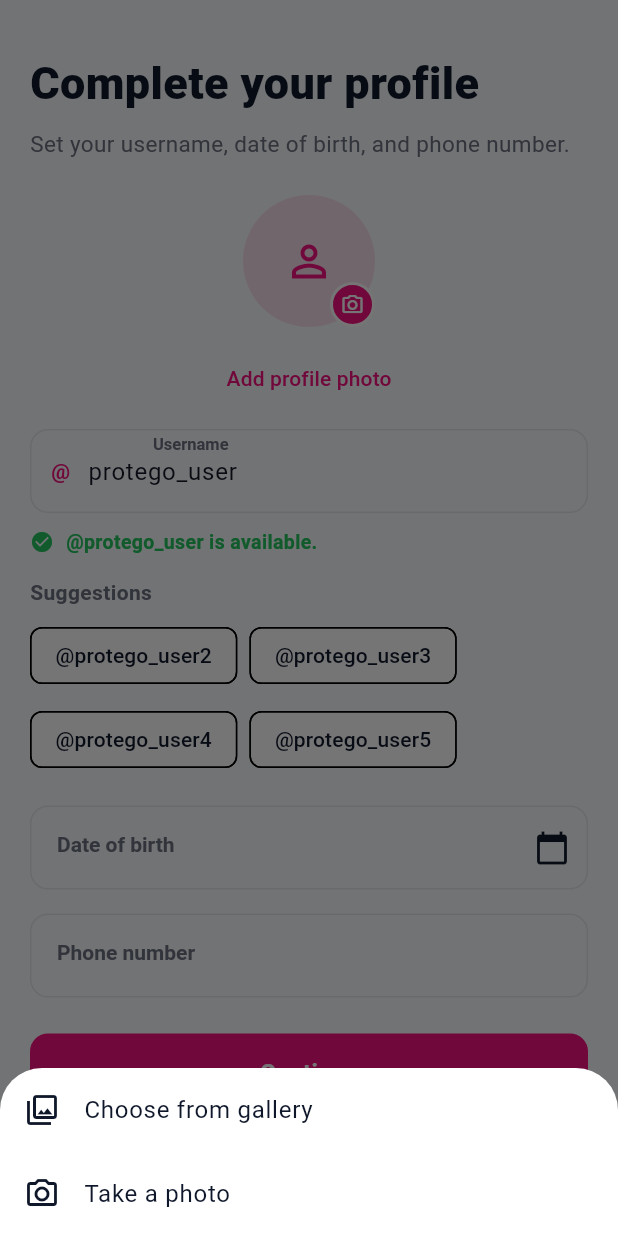
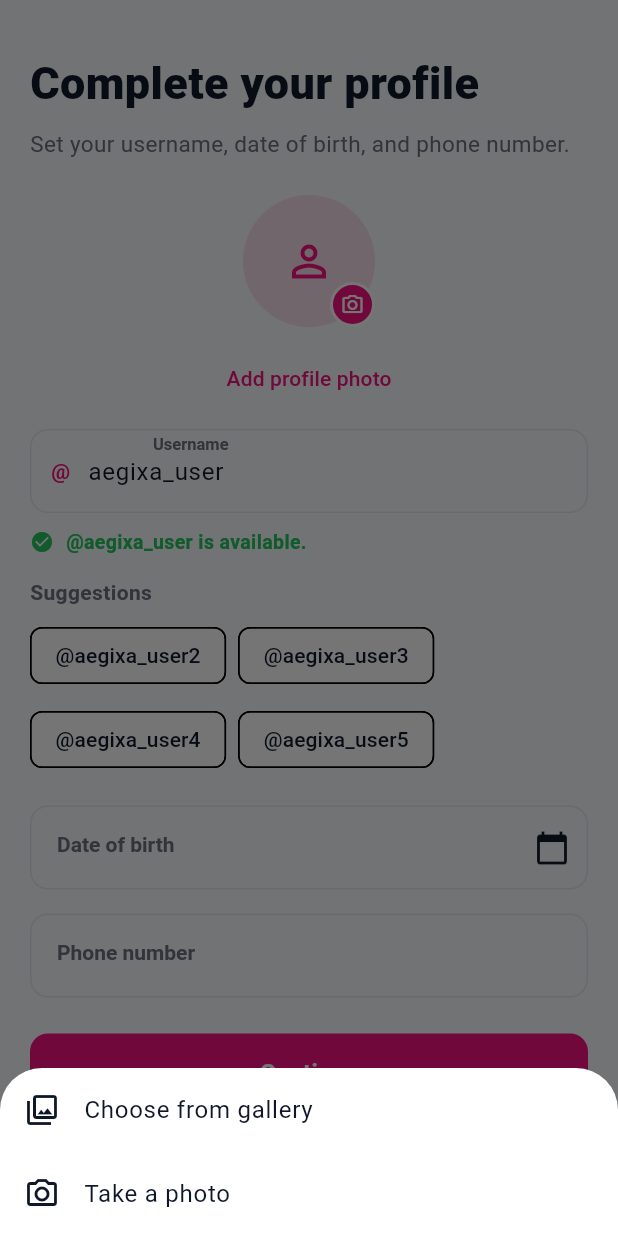
Before and after one commit to shivamkumar15/Protego, a Flutter app: the AuthGate screen opened directly, after a tap on the "camera alt" icon, on a phone screen of 412 x 824 dp. Run offline on Flutter 3.47's test engine with Material 3 defaults, Android fonts, the phone set to English and light mode, and no system bars; our stand-ins replace camera, country_picker, firebase_auth, firebase_core, flutter_map, geolocator and 8 more; missing offline and left inert: record; accounts and stored records are empty; Roboto replaces fonts that are missing (Poppins).

Commit message:
Update Firebase config, UI screens, assets, and refactor package structure

```diff
--- a/lib/main.dart
+++ b/lib/main.dart
@@ -16,17 +16,17 @@ void main() async {
   await Firebase.initializeApp(
     options: DefaultFirebaseOptions.currentPlatform,
   );
-  runApp(const ProtegoApp());
+  runApp(const AegixaApp());
 }
 
-class ProtegoApp extends StatefulWidget {
-  const ProtegoApp({super.key});
+class AegixaApp extends StatefulWidget {
+  const AegixaApp({super.key});
 
   @override
-  State<ProtegoApp> createState() => _ProtegoAppState();
+  State<AegixaApp> createState() => _AegixaAppState();
 }
 
-class _ProtegoAppState extends State<ProtegoApp> {
+class _AegixaAppState extends State<AegixaApp> {
   static const _themeModePrefsKey = 'theme_mode';
   bool _permissionsReady = false;
   final ValueNotifier<ThemeMode> _themeMode =
@@ -166,7 +166,7 @@ class _ProtegoAppState extends State<ProtegoApp> {
         valueListenable: _themeMode,
         builder: (context, mode, _) {
           return MaterialApp(
-            title: 'Protego',
+            title: 'Aegixa',
             debugShowCheckedModeBanner: false,
             themeMode: mode,
             theme: _buildLightTheme(),
--- a/lib/screens/app_permissions_screen.dart
+++ b/lib/screens/app_permissions_screen.dart
@@ -180,7 +180,7 @@ class _AppPermissionsScreenState extends State<AppPermissionsScreen>
                     ),
                     const SizedBox(height: 10),
                     Text(
-                      'Protego needs location and microphone access from the start so SOS, live tracking, and emergency evidence work instantly.',
+                      'Aegixa needs location and microphone access from the start so SOS, live tracking, and emergency evidence work instantly.',
                       style: TextStyle(
                         fontSize: 15,
                         height: 1.5,
@@ -222,7 +222,7 @@ class _AppPermissionsScreenState extends State<AppPermissionsScreen>
                         ),
                       ),
                       child: Text(
-                        'You only need to do this once after installation. If you deny a permission permanently, Protego will open app settings so you can enable it.',
+                        'You only need to do this once after installation. If you deny a permission permanently, Aegixa will open app settings so you can enable it.',
                         style: TextStyle(
                           color: isDark
                               ? const Color(0xFFA3A3A3)
--- a/lib/screens/emergency_contact_editor_sheet.dart
+++ b/lib/screens/emergency_contact_editor_sheet.dart
@@ -22,7 +22,7 @@ Future<bool> showEmergencyContactEditorSheet(
   var isPrimary = contact?.isPrimary ?? suggestPrimary;
   var isSaving = false;
   var checkingUsername = false;
-  var usernameSuggestions = <ProtegoUserSuggestion>[];
+  var usernameSuggestions = <AegixaUserSuggestion>[];
   String? usernameError;
   Timer? usernameDebounce;
 
@@ -42,7 +42,7 @@ Future<bool> showEmergencyContactEditorSheet(
               setModalState(() {
                 checkingUsername = false;
                 usernameError = null;
-                usernameSuggestions = <ProtegoUserSuggestion>[];
+                usernameSuggestions = <AegixaUserSuggestion>[];
               });
               return;
             }
@@ -68,12 +68,12 @@ Future<bool> showEmergencyContactEditorSheet(
               setModalState(() {
                 checkingUsername = false;
                 usernameError = null;
-                usernameSuggestions = <ProtegoUserSuggestion>[];
+                usernameSuggestions = <AegixaUserSuggestion>[];
               });
             }
           }
 
-          ProtegoUserSuggestion? resolveExactUser(String username) {
+          AegixaUserSuggestion? resolveExactUser(String username) {
             for (final item in usernameSuggestions) {
               if (item.username == username) {
                 return item;
@@ -214,7 +214,7 @@ Future<bool> showEmergencyContactEditorSheet(
                           const SizedBox(height: 18),
                           buildTextField(
                             context: sheetContext,
-                            label: 'Protego username',
+                            label: 'Aegixa username',
                             hint: '',
                             controller: usernameController,
                             onChanged: (value) {
@@ -288,11 +288,11 @@ Future<bool> showEmergencyContactEditorSheet(
                                             phoneController.text =
                                                 item.phoneNumber!.trim();
                                           }
-                                          setModalState(() {
-                                            usernameError = null;
-                                            usernameSuggestions =
-                                                <ProtegoUserSuggestion>[];
-                                          });
+                                            setModalState(() {
+                                              usernameError = null;
+                                              usernameSuggestions =
+                                                  <AegixaUserSuggestion>[];
+                                            });
                                         },
                                       ),
                                     )
@@ -462,7 +462,7 @@ Future<bool> showEmergencyContactEditorSheet(
                                           if (matchedUser == null) {
                                             setModalState(() {
                                               usernameError =
-                                                  'Only existing Protego users can be added.';
+                                                  'Only existing Aegixa users can be added.';
                                             });
                                             return;
                                           }
--- a/lib/screens/home_screen.dart
+++ b/lib/screens/home_screen.dart
@@ -1471,7 +1471,7 @@ class _LiveMapTabState extends State<_LiveMapTab> with WidgetsBindingObserver {
     final uri =
         Uri.https('overpass-api.de', '/api/interpreter', {'data': query});
     final response = await http.get(uri, headers: {
-      'User-Agent': 'Protego/1.0 (safety app)',
+      'User-Agent': 'Aegixa/1.0 (safety app)',
       'Accept': 'application/json',
     });
 
@@ -1629,7 +1629,7 @@ out body;
     final uri =
         Uri.https('overpass-api.de', '/api/interpreter', {'data': query});
     final response = await http.get(uri, headers: {
-      'User-Agent': 'Protego/1.0 (safety app)',
+      'User-Agent': 'Aegixa/1.0 (safety app)',
       'Accept': 'application/json',
     });
 
@@ -2087,7 +2087,7 @@ out body;
       children: [
         TileLayer(
           urlTemplate: 'https://tile.openstreetmap.org/{z}/{x}/{y}.png',
-          userAgentPackageName: 'com.example.protego',
+           userAgentPackageName: 'com.example.aegixa',
           retinaMode: RetinaMode.isHighDensity(context),
           maxNativeZoom: 19,
         ),
@@ -2821,7 +2821,7 @@ class _ProfileTabState extends State<_ProfileTab> {
 
       try {
         final results = await _usernameService.searchUsers(username, limit: 10);
-        ProtegoUserSuggestion? matched;
+         AegixaUserSuggestion? matched;
         for (final item in results) {
           if (item.username == username) {
             matched = item;
@@ -2876,7 +2876,7 @@ class _ProfileTabState extends State<_ProfileTab> {
     if ((user?.email ?? '').trim().isNotEmpty) {
       return user!.email!.split('@').first;
     }
-    return 'Protego User';
+    return 'Aegixa User';
   }
 
   String _profileInitials() {
@@ -3362,7 +3362,7 @@ class _SettingsTab extends StatelessWidget {
               const _SettingsTile(
                 assetIconPath: 'assets/night-mode.png',
                 title: 'Theme mode',
-                subtitle: 'Choose how Protego looks on your device',
+                subtitle: 'Choose how Aegixa looks on your device',
               ),
               const SizedBox(height: 10),
               SizedBox(
--- a/lib/screens/login_screen.dart
+++ b/lib/screens/login_screen.dart
@@ -142,10 +142,8 @@ class _LoginScreenState extends State<LoginScreen> {
                   children: [
                     Center(
                       child: Image.asset(
-                        isDark
-                            ? 'assets/DarkThemeLogo.png'
-                            : 'assets/LightThemeLogo.png',
-                        height: 104,
+                        'assets/Logo.png',
+                        width: 120,
                       ),
                     ),
                     const SizedBox(height: 18),
--- a/lib/screens/signup_screen.dart
+++ b/lib/screens/signup_screen.dart
@@ -184,10 +184,8 @@ class _SignUpScreenState extends State<SignUpScreen> {
                   children: [
                     Center(
                       child: Image.asset(
-                        isDark
-                            ? 'assets/DarkThemeLogo.png'
-                            : 'assets/LightThemeLogo.png',
-                        height: 96,
+                        'assets/Logo.png',
+                        width: 120,
                       ),
                     ),
                     const SizedBox(height: 18),
--- a/lib/screens/username_setup_screen.dart
+++ b/lib/screens/username_setup_screen.dart
@@ -149,7 +149,7 @@ class _UsernameSetupScreenState extends State<UsernameSetupScreen> {
     final email = (widget.user.email ?? '').trim();
     final base = displayName.isNotEmpty
         ? displayName
-        : (email.isNotEmpty ? email.split('@').first : 'protego_user');
+        : (email.isNotEmpty ? email.split('@').first : 'aegixa_user');
     return _service.normalizeForInput(base);
   }
 
--- a/lib/services/sos_recording_service.dart
+++ b/lib/services/sos_recording_service.dart
@@ -79,7 +79,7 @@ class SosRecordingService {
   static final SosRecordingService _instance = SosRecordingService._();
   factory SosRecordingService() => _instance;
 
-  static const _dbName = 'protego_sos.db';
+  static const _dbName = 'aegixa_sos.db';
   static const _table = 'sos_recordings';
   static const _videoTable = 'sos_videos';
 
--- a/lib/services/username_service.dart
+++ b/lib/services/username_service.dart
@@ -3,8 +3,8 @@ import 'dart:io';
 import 'package:firebase_auth/firebase_auth.dart';
 import 'package:supabase_flutter/supabase_flutter.dart' hide User;
 
-class ProtegoUserSuggestion {
-  const ProtegoUserSuggestion({
+class AegixaUserSuggestion {
+  const AegixaUserSuggestion({
     required this.uid,
     required this.username,
     this.displayName,
@@ -19,8 +19,8 @@ class ProtegoUserSuggestion {
   final String? profilePhotoPath;
 }
 
-class ProtegoPublicProfile {
-  const ProtegoPublicProfile({
+class AegixaPublicProfile {
+  const AegixaPublicProfile({
     required this.uid,
     this.username,
     this.displayName,
@@ -216,13 +216,13 @@ class UsernameService {
     );
   }
 
-  Future<List<ProtegoUserSuggestion>> searchUsers(
+  Future<List<AegixaUserSuggestion>> searchUsers(
     String rawQuery, {
     int limit = 8,
   }) async {
     final query = normalizeForInput(rawQuery);
     if (query.length < 2) {
-      return const <ProtegoUserSuggestion>[];
+      return const <AegixaUserSuggestion>[];
     }
 
     final rows = await _supabase
@@ -234,7 +234,7 @@ class UsernameService {
     final suggestions = rows
         .whereType<Map<String, dynamic>>()
         .map(
-          (row) => ProtegoUserSuggestion(
+          (row) => AegixaUserSuggestion(
             uid: (row['uid'] ?? '').toString(),
             username: (row['username'] ?? '').toString(),
           ),
@@ -262,7 +262,7 @@ class UsernameService {
 
       return suggestions.map((item) {
         final profile = profileMap[item.uid];
-        return ProtegoUserSuggestion(
+        return AegixaUserSuggestion(
           uid: item.uid,
           username: item.username,
           displayName:
@@ -316,7 +316,7 @@ class UsernameService {
     }
   }
 
-  Future<ProtegoPublicProfile?> getPublicProfileForUserId(String uid) async {
+  Future<AegixaPublicProfile?> getPublicProfileForUserId(String uid) async {
     try {
       final row = await _supabase
           .from('public_profiles')
@@ -327,7 +327,7 @@ class UsernameService {
       if (row == null) {
         return null;
       }
-      return ProtegoPublicProfile(
+      return AegixaPublicProfile(
         uid: (row['uid'] ?? '').toString(),
         username: row['username'] as String?,
         displayName: row['display_name'] as String?,
@@ -345,7 +345,7 @@ class UsernameService {
         if (row == null) {
           return null;
         }
-        return ProtegoPublicProfile(
+        return AegixaPublicProfile(
           uid: (row['uid'] ?? '').toString(),
           username: row['username'] as String?,
           displayName: row['display_name'] as String?,
@@ -411,7 +411,7 @@ class UsernameService {
     final lowered = preferredName.toLowerCase().trim().replaceAll(' ', '_');
     final cleaned = normalizeForInput(lowered);
     if (cleaned.isEmpty) {
-      return 'protego_user';
+      return 'aegixa_user';
     }
     return cleaned.length > 24 ? cleaned.substring(0, 24) : cleaned;
   }
```
Also changed, not shown: pubspec.yaml (+4 -4 lines), assets/Icon.png (added), lib/firebase_options.dart, 21 other files.
